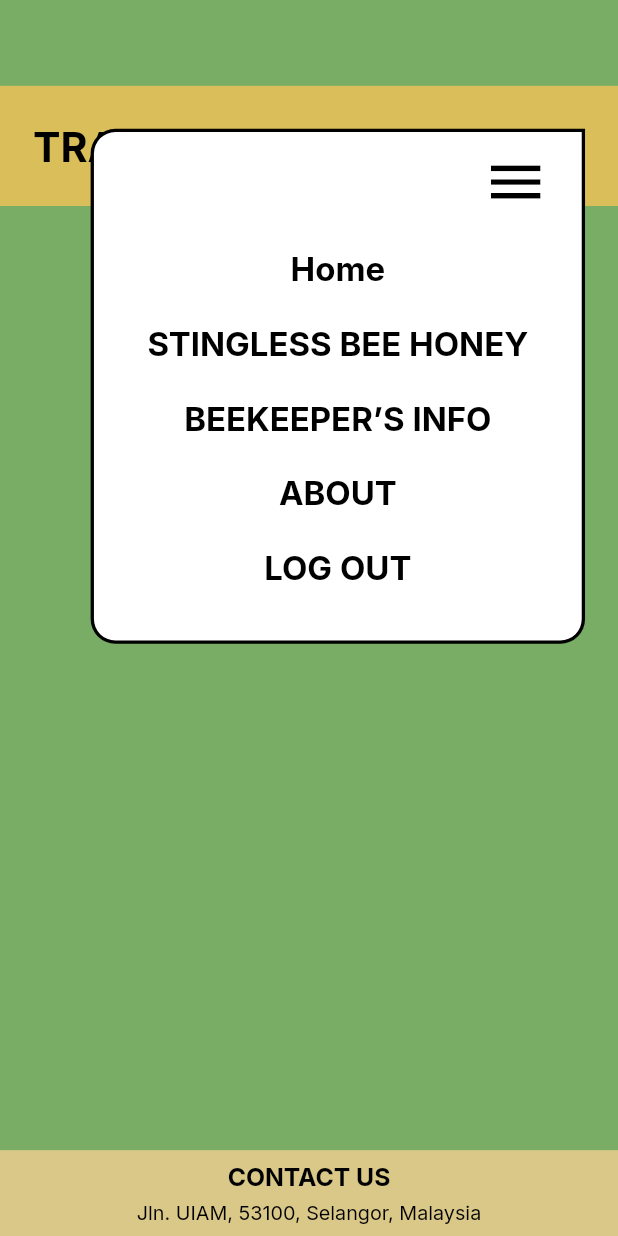
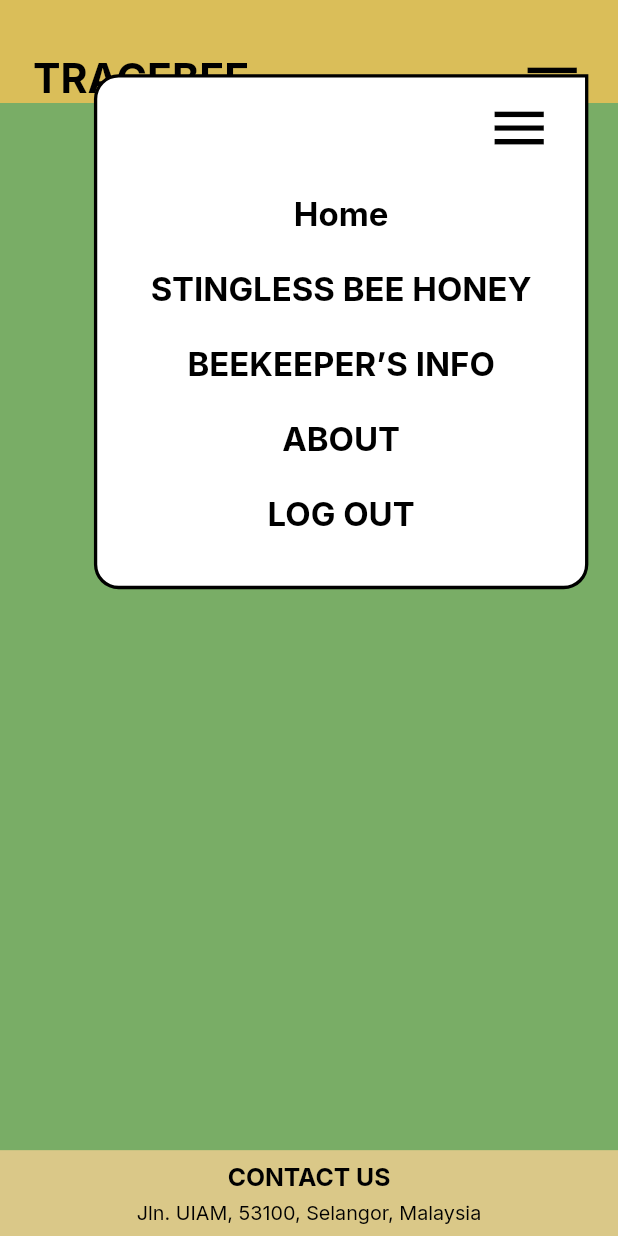
Before and after one commit to aftaha24/fyp-admin, a Flutter app: the BeeKeepersInfoScreen screen opened directly, after a tap on the "menu" icon, on a phone screen of 412 x 824 dp. Run offline on Flutter 3.47's test engine with Material 2 defaults, Android fonts, the light colour scheme and no system bars; our stand-ins replace cloud_firestore, firebase_auth, firebase_core, flutter_screenutil, google_fonts, shared_preferences and 1 more; accounts and stored records are empty.

Commit message:
beekeepers info screen ui fixes

```diff
--- /dev/null
+++ b/lib/common/custom_app_bar.dart
@@ -0,0 +1,49 @@
+import 'package:flutter/material.dart';
+import 'package:flutter_screenutil/flutter_screenutil.dart';
+import 'package:traceebee_admin_app/utlis/text_styles.dart';
+
+import '../utlis/colors.dart';
+
+class CustomAppBar extends StatelessWidget with PreferredSizeWidget {
+  final Function()? onTap;
+  const CustomAppBar({super.key, this.onTap});
+
+  @override
+  Widget build(BuildContext context) {
+    return Container(
+      color: skinColor,
+      child: Container(
+        margin: EdgeInsets.only(top: 30.h),
+        height: 70.h,
+        width: MediaQuery.of(context).size.width,
+        color: skinColor,
+        child: Center(
+          child: Padding(
+            padding: EdgeInsets.symmetric(horizontal: 20.w),
+            child: Row(
+              mainAxisAlignment: MainAxisAlignment.start,
+              children: [
+                Text(
+                  "TRACEBEE",
+                  style: headingStyle,
+                ),
+                const Spacer(),
+                InkWell(
+                  onTap: onTap,
+                  child: Icon(
+                    Icons.menu,
+                    size: 40.w,
+                    color: Colors.black,
+                  ),
+                ),
+              ],
+            ),
+          ),
+        ),
+      ),
+    );
+  }
+
+  @override
+  Size get preferredSize => Size.fromHeight(60.h);
+}
--- a/lib/presentation/home-screen/beekeepers_info_screen.dart
+++ b/lib/presentation/home-screen/beekeepers_info_screen.dart
@@ -25,10 +25,7 @@ class _BeeKeepersInfoScreenState extends State<BeeKeepersInfoScreen> {
   @override
   Widget build(BuildContext context) {
     return CustomScaffold(
-      body: SingleChildScrollView(
-        child: SizedBox(
-            height: MediaQuery.of(context).size.height,
-            child: StreamBuilder<List<UserModel>>(
+      body: StreamBuilder<List<UserModel>>(
         stream: FireStoreService().fetchUsers(),
         builder: (context, snapshot) {
           if (snapshot.connectionState == ConnectionState.waiting) {
@@ -38,7 +35,8 @@ class _BeeKeepersInfoScreenState extends State<BeeKeepersInfoScreen> {
           }
           if (snapshot.hasData) {
             var users = snapshot.data;
-                  return Column(
+            return SingleChildScrollView(
+              child: Column(
                 children: List.generate(users!.length, (index) {
                   final user = users[index];
                   return Padding(
@@ -74,8 +72,7 @@ class _BeeKeepersInfoScreenState extends State<BeeKeepersInfoScreen> {
                               mainAxisAlignment: MainAxisAlignment.start,
                               children: [
                                 Column(
-                                      crossAxisAlignment:
-                                          CrossAxisAlignment.start,
+                                  crossAxisAlignment: CrossAxisAlignment.start,
                                   children: [
                                     SizedBox(
                                       height: 10.h,
@@ -137,13 +134,13 @@ class _BeeKeepersInfoScreenState extends State<BeeKeepersInfoScreen> {
                     ),
                   );
                 }),
+              ),
             );
           }
           return const Center(
             child: Text('Something went wrong'),
           );
         },
-            )),
       ),
 
       // body: Consumer<HomeProvider>(
--- a/lib/presentation/widgets/custom_scaffold.dart
+++ b/lib/presentation/widgets/custom_scaffold.dart
@@ -1,6 +1,7 @@
 import 'package:flutter/material.dart';
 import 'package:flutter_screenutil/flutter_screenutil.dart';
 import 'package:provider/provider.dart';
+import 'package:traceebee_admin_app/common/custom_app_bar.dart';
 import 'package:traceebee_admin_app/presentation/auth-screen/login_screen.dart';
 import 'package:traceebee_admin_app/presentation/home-screen/about_us_screen.dart';
 import 'package:traceebee_admin_app/presentation/home-screen/beekeepers_info_screen.dart';
@@ -19,6 +20,14 @@ class CustomScaffold extends StatelessWidget {
     return Consumer<HomeProvider>(
       builder: (context, homeState, child) {
         return Scaffold(
+          body: Stack(
+            children: [
+              Scaffold(
+                appBar: CustomAppBar(
+                  onTap: () {
+                    homeState.setMenuState();
+                  },
+                ),
                 backgroundColor: greenColor,
                 bottomNavigationBar: Container(
                   height: 50.h,
@@ -55,52 +64,18 @@ class CustomScaffold extends StatelessWidget {
                     ],
                   ),
                 ),
-          body: Stack(
-            children: [
-              SingleChildScrollView(
+                body: SingleChildScrollView(
                   child: Column(
                     children: [
-                    SizedBox(
-                      height: 50.h,
-                    ),
-                    Container(
-                      height: 70.h,
-                      width: MediaQuery.of(context).size.width,
-                      color: skinColor,
-                      child: Center(
-                        child: Padding(
-                          padding: EdgeInsets.symmetric(horizontal: 20.w),
-                          child: Row(
-                            mainAxisAlignment: MainAxisAlignment.start,
-                            children: [
-                              Text(
-                                "TRACEBEE",
-                                style: headingStyle,
-                              ),
-                              const Spacer(),
-                              InkWell(
-                                onTap: () {
-                                  homeState.setMenuState();
-                                },
-                                child: Icon(
-                                  Icons.menu,
-                                  size: 40.w,
-                                  color: Colors.black,
-                                ),
-                              ),
+                      body!,
                     ],
                   ),
                 ),
               ),
-                    ),
-                    body!,
-                  ],
-                ),
-              ),
               homeState.menuState == MenuState.opened
                   ? Positioned(
-                      top: 75.h,
-                      right: 20.w,
+                      top: MediaQuery.of(context).size.width * 0.12,
+                      right: 18.w,
                       child: Container(
                         height: 300.h,
                         width: 300.w,
@@ -238,6 +213,51 @@ class CustomScaffold extends StatelessWidget {
                   : const SizedBox.shrink(),
             ],
           ),
+
+          // body: Stack(
+          //   children: [
+          //     Scaffold(),
+          //     Column(
+          //       children: [
+          //         SizedBox(
+          //           height: 50.h,
+          //         ),
+          //         Container(
+          //           height: 70.h,
+          //           width: MediaQuery.of(context).size.width,
+          //           color: skinColor,
+          //           child: Center(
+          //             child: Padding(
+          //               padding: EdgeInsets.symmetric(horizontal: 20.w),
+          //               child: Row(
+          //                 mainAxisAlignment: MainAxisAlignment.start,
+          //                 children: [
+          //                   Text(
+          //                     "TRACEBEE",
+          //                     style: headingStyle,
+          //                   ),
+          //                   const Spacer(),
+          //                   InkWell(
+          //                     onTap: () {
+          //                       homeState.setMenuState();
+          //                     },
+          //                     child: Icon(
+          //                       Icons.menu,
+          //                       size: 40.w,
+          //                       color: Colors.black,
+          //                     ),
+          //                   ),
+          //                 ],
+          //               ),
+          //             ),
+          //           ),
+          //         ),
+          //         body!,
+          //       ],
+          //     ),
+
+          //   ],
+          // ),
         );
       },
     );
```
Lines whose indentation alone changed are shown as unchanged.
